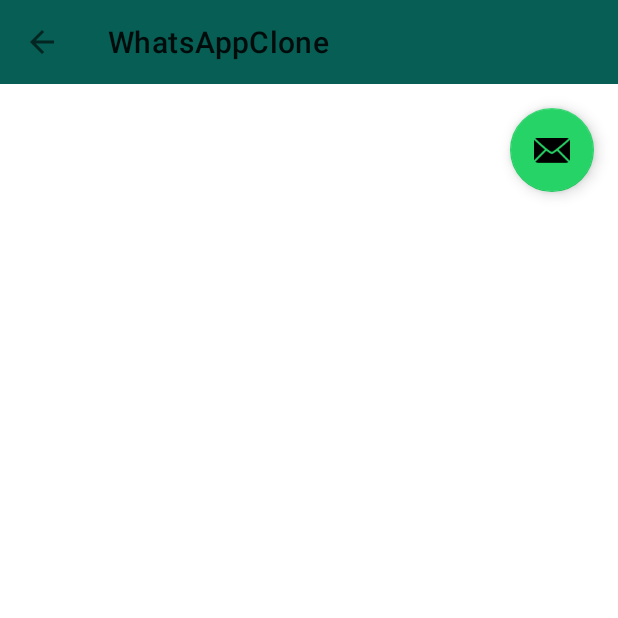
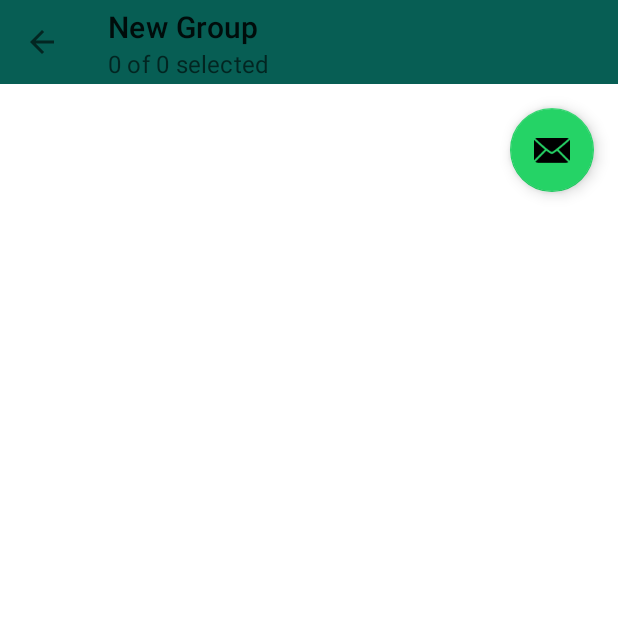
Before and after one commit to BLimaM4I/whatsappclone, an Android app: the GroupActivity screen opened directly, with no data from a screen before it, on a phone screen of 412 x 824 dp, the top half of it. Run offline under Robolectric (Android 15) with nearby library versions, the phone set to English and light mode, and no system bars; our stand-ins replace CircleImageView, Firebase (no records; nobody signed in at launch, a user with empty details on screens opened directly).

```diff
--- a/app/src/main/java/com/m4i/manutencao/whatsappclone/activity/GroupActivity.java
+++ b/app/src/main/java/com/m4i/manutencao/whatsappclone/activity/GroupActivity.java
@@ -37,11 +37,22 @@ public class GroupActivity extends AppCompatActivity {
     private DatabaseReference usersRef;
     private FirebaseUser actualUser;
 
+    private Toolbar toolbar;
+
+    public void updateMembersToolBar() {
+        int totalSelected = listSelectedMembers.size();
+        int total = listMembers.size() + listSelectedMembers.size();
+        toolbar.setSubtitle(totalSelected + " of " + total + " selected");
+    }
+
     @Override
     protected void onCreate(Bundle savedInstanceState) {
         super.onCreate(savedInstanceState);
         setContentView(R.layout.activity_group);
-        Toolbar toolbar = findViewById(R.id.activity_group_toolbar);
+
+        //Toolbar
+        toolbar = findViewById(R.id.activity_group_toolbar);
+        toolbar.setTitle("New Group");
         setSupportActionBar(toolbar);
 
         FloatingActionButton fab = findViewById(R.id.activity_group_fab);
@@ -85,6 +96,7 @@ public class GroupActivity extends AppCompatActivity {
                         //Add the remove user to the list of selected users
                         listSelectedMembers.add(selectedUser);
                         selectedGroupAdapter.notifyDataSetChanged();
+                        updateMembersToolBar();
 
                     }
 
@@ -111,6 +123,40 @@ public class GroupActivity extends AppCompatActivity {
         rvSelectedMembers.setHasFixedSize(true);
         rvSelectedMembers.setAdapter(selectedGroupAdapter);
 
+        rvSelectedMembers.addOnItemTouchListener(
+                new RecyclerItemClickListener(
+                        getApplicationContext(),
+                        rvSelectedMembers,
+                        new RecyclerItemClickListener.OnItemClickListener() {
+                            @Override
+                            public void onItemClick(View view, int position) {
+                                User selectedUser = listSelectedMembers.get(position);
+
+                                //Remove from list of selected user
+                                listSelectedMembers.remove(selectedUser);
+                                selectedGroupAdapter.notifyDataSetChanged();
+
+                                //Add it again to the contacts list
+                                listMembers.add(selectedUser);
+                                contactsAdapter.notifyDataSetChanged();
+                                updateMembersToolBar();
+
+
+                            }
+
+                            @Override
+                            public void onLongItemClick(View view, int position) {
+
+                            }
+
+                            @Override
+                            public void onItemClick(AdapterView<?> parent, View view, int position, long id) {
+
+                            }
+                        }
+                )
+        );
+
     }
 
     public void recoverContacts() {
@@ -129,6 +175,7 @@ public class GroupActivity extends AppCompatActivity {
                     }
                 }
                 contactsAdapter.notifyDataSetChanged();
+                updateMembersToolBar();
             }
 
             @Override
--- a/app/src/main/res/layout/adapter_group_selected.xml
+++ b/app/src/main/res/layout/adapter_group_selected.xml
@@ -6,7 +6,7 @@
     <LinearLayout
             android:orientation="vertical"
             android:layout_width="wrap_content"
-            android:layout_height="wrap_content" android:padding="5dp">
+            android:layout_height="wrap_content" android:padding="5dp" android:gravity="center_horizontal">
 
         <de.hdodenhof.circleimageview.CircleImageView
                 android:id="@+id/adapter_group_selected_ivImage"
@@ -16,10 +16,10 @@
 
         <TextView
                 android:id="@+id/adapter_group_selected_ivTitle"
-                android:layout_width="match_parent"
+                android:layout_width="90dp"
                 android:layout_height="wrap_content"
                 android:text="Name"
                 android:textColor="@android:color/black"
-                android:textStyle="bold"/>
+                android:textSize="12sp" android:textAlignment="center"/>
     </LinearLayout>
 </LinearLayout>
```
Also changed, not shown: app/src/main/res/layout/content_group.xml (+5 -2 lines).
